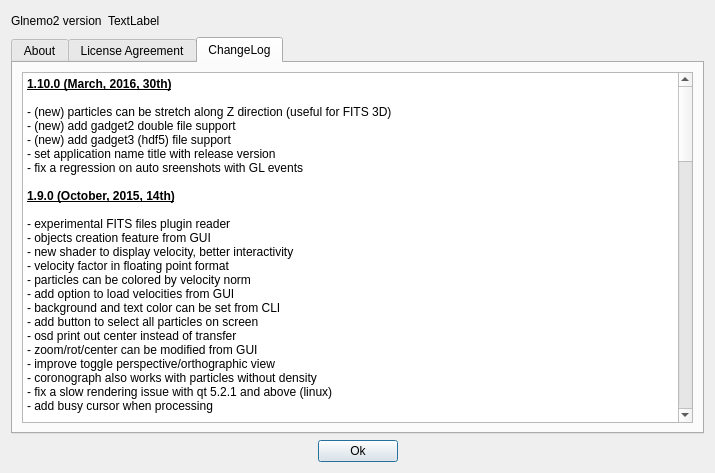
jcldc/glnemo2, file src/formabout.ui: the form before one commit.
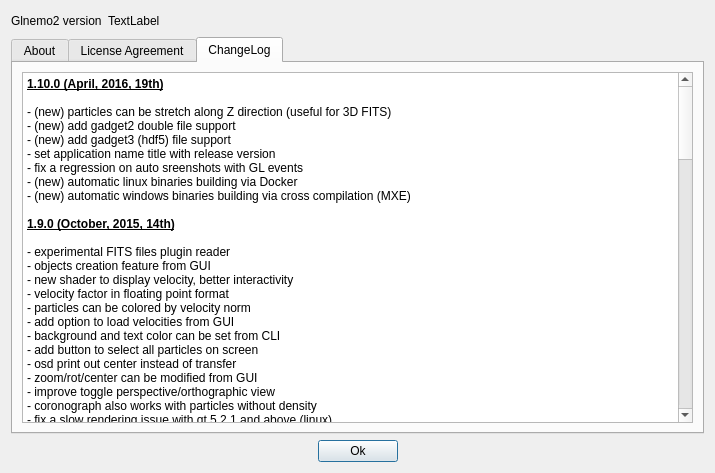
The form after the commit. Icons and pictures are not drawn.

Diff of the .ui file:
```diff
--- a/src/formabout.ui
+++ b/src/formabout.ui
@@ -1027,13 +1027,9 @@
 &lt;table border=&quot;0&quot; style=&quot;-qt-table-type: root; margin-top:4px; margin-bottom:4px; margin-left:4px; margin-right:4px;&quot;&gt;
 &lt;tr&gt;
 &lt;td style=&quot;border: none;&quot;&gt;
-&lt;p style=&quot; margin-top:0px; margin-bottom:0px; margin-left:0px; margin-right:0px; -qt-block-indent:0; text-indent:0px;&quot;&gt;&lt;span style=&quot; font-weight:600; text-decoration: underline;&quot;&gt;1.10.0 (March, 2016, 30th)&lt;/span&gt;&lt;/p&gt;
+&lt;p style=&quot; margin-top:0px; margin-bottom:0px; margin-left:0px; margin-right:0px; -qt-block-indent:0; text-indent:0px;&quot;&gt;&lt;span style=&quot; font-weight:600; text-decoration: underline;&quot;&gt;1.10.0 (April, 2016, 19th)&lt;/span&gt;&lt;/p&gt;
 &lt;p style=&quot;-qt-paragraph-type:empty; margin-top:0px; margin-bottom:0px; margin-left:0px; margin-right:0px; -qt-block-indent:0; text-indent:0px;&quot;&gt;&lt;br /&gt;&lt;/p&gt;
-&lt;p style=&quot; margin-top:0px; margin-bottom:0px; margin-left:0px; margin-right:0px; -qt-block-indent:0; text-indent:0px;&quot;&gt;- (new) particles can be stretch along Z direction (useful for FITS 3D)&lt;/p&gt;
-&lt;p style=&quot; margin-top:0px; margin-bottom:0px; margin-left:0px; margin-right:0px; -qt-block-indent:0; text-indent:0px;&quot;&gt;- (new) add gadget2 double file support&lt;/p&gt;
-&lt;p style=&quot; margin-top:0px; margin-bottom:0px; margin-left:0px; margin-right:0px; -qt-block-indent:0; text-indent:0px;&quot;&gt;- (new) add gadget3 (hdf5) file support&lt;/p&gt;
-&lt;p style=&quot; margin-top:0px; margin-bottom:0px; margin-left:0px; margin-right:0px; -qt-block-indent:0; text-indent:0px;&quot;&gt;- set application name title with release version&lt;/p&gt;
-&lt;p style=&quot; margin-top:0px; margin-bottom:0px; margin-left:0px; margin-right:0px; -qt-block-indent:0; text-indent:0px;&quot;&gt;- fix a regression on auto sreenshots with GL events&lt;/p&gt;
+&lt;p style=&quot; margin-top:0px; margin-bottom:0px; margin-left:0px; margin-right:0px; -qt-block-indent:0; text-indent:0px;&quot;&gt;- (new) particles can be stretch along Z direction (useful for 3D FITS)&lt;br /&gt;- (new) add gadget2 double file support&lt;br /&gt;- (new) add gadget3 (hdf5) file support&lt;br /&gt;- set application name title with release version&lt;br /&gt;- fix a regression on auto sreenshots with GL events&lt;br /&gt;- (new) automatic linux binaries building via Docker&lt;br /&gt;- (new) automatic windows binaries building via cross compilation (MXE)&lt;/p&gt;
 &lt;p style=&quot;-qt-paragraph-type:empty; margin-top:0px; margin-bottom:0px; margin-left:0px; margin-right:0px; -qt-block-indent:0; text-indent:0px;&quot;&gt;&lt;br /&gt;&lt;/p&gt;
 &lt;p style=&quot; margin-top:0px; margin-bottom:0px; margin-left:0px; margin-right:0px; -qt-block-indent:0; text-indent:0px;&quot;&gt;&lt;span style=&quot; font-weight:600; text-decoration: underline;&quot;&gt;1.9.0 (October, 2015, 14th)&lt;/span&gt;&lt;/p&gt;
 &lt;p style=&quot;-qt-paragraph-type:empty; margin-top:0px; margin-bottom:0px; margin-left:0px; margin-right:0px; -qt-block-indent:0; text-indent:0px; font-weight:600; text-decoration: underline;&quot;&gt;&lt;br /&gt;&lt;/p&gt;
```
